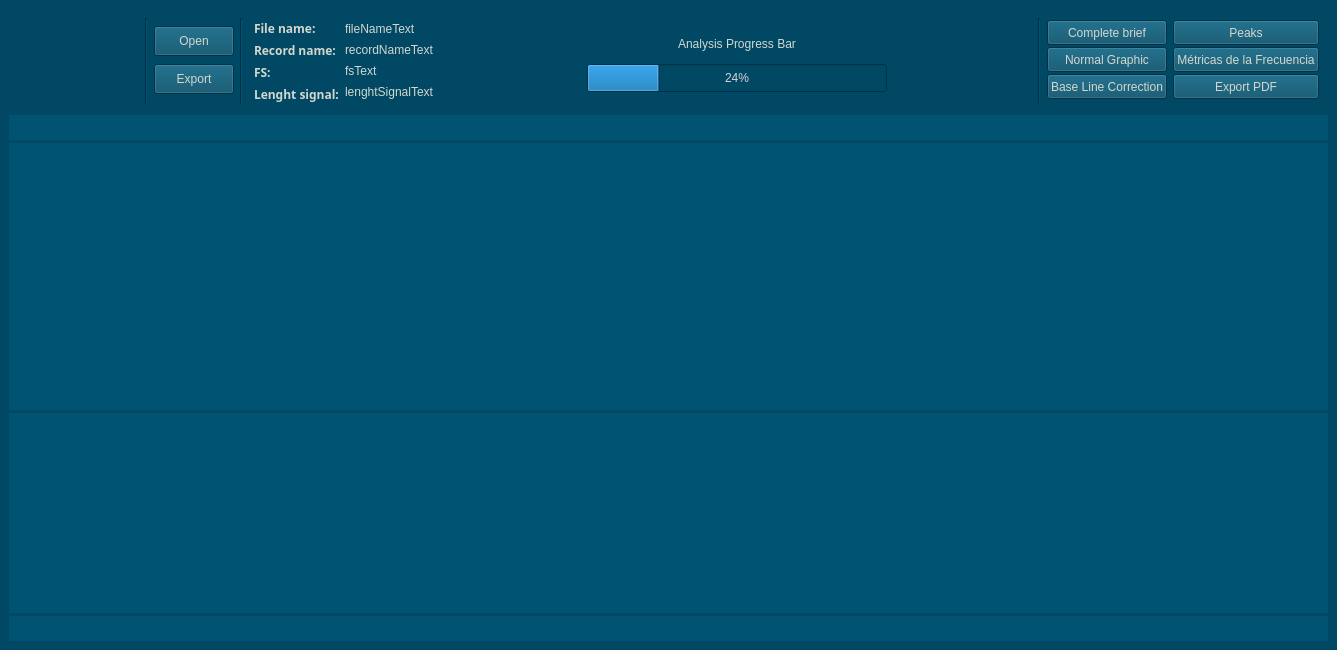
First picture: the form in interfaz.ui, repository LicethYaneth/HRV-QT, before the edit.
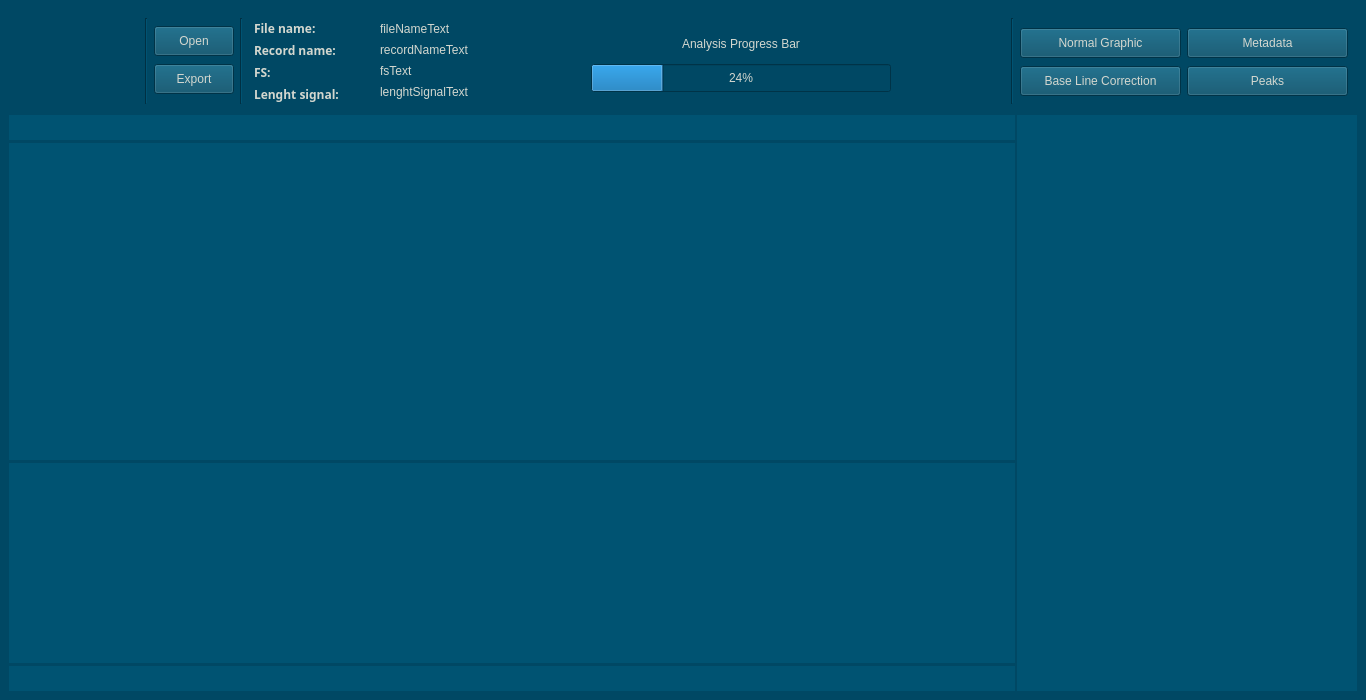
Second picture: the form after the edit. Icons and pictures are not drawn.

Commit message: new widget de metricas

The edit to the form file:
```diff
--- a/interfaz.ui
+++ b/interfaz.ui
@@ -6,8 +6,8 @@
    <rect>
     <x>0</x>
     <y>0</y>
-    <width>1337</width>
-    <height>650</height>
+    <width>1366</width>
+    <height>700</height>
    </rect>
   </property>
   <property name="sizePolicy">
@@ -180,7 +180,7 @@
             <widget class="QLabel" name="fileNameLabel">
              <property name="minimumSize">
               <size>
-               <width>0</width>
+               <width>120</width>
                <height>20</height>
               </size>
              </property>
@@ -206,7 +206,7 @@
             <widget class="QLabel" name="recordNameLabel">
              <property name="minimumSize">
               <size>
-               <width>0</width>
+               <width>120</width>
                <height>20</height>
               </size>
              </property>
@@ -232,7 +232,7 @@
             <widget class="QLabel" name="fsLabel">
              <property name="minimumSize">
               <size>
-               <width>0</width>
+               <width>120</width>
                <height>20</height>
               </size>
              </property>
@@ -258,7 +258,7 @@
             <widget class="QLabel" name="lenghtSignalLabel">
              <property name="minimumSize">
               <size>
-               <width>0</width>
+               <width>120</width>
                <height>20</height>
               </size>
              </property>
@@ -504,46 +504,12 @@
            <property name="spacing">
             <number>0</number>
            </property>
-           <item>
-            <widget class="QPushButton" name="completeBrief">
-             <property name="minimumSize">
-              <size>
-               <width>0</width>
-               <height>25</height>
-              </size>
-             </property>
-             <property name="maximumSize">
-              <size>
-               <width>16777215</width>
-               <height>25</height>
-              </size>
-             </property>
-             <property name="cursor">
-              <cursorShape>PointingHandCursor</cursorShape>
-             </property>
-             <property name="autoFillBackground">
-              <bool>false</bool>
-             </property>
-             <property name="styleSheet">
-              <string notr="true">border-color: rgb(101, 98, 138);</string>
-             </property>
-             <property name="text">
-              <string>Complete brief</string>
-             </property>
-             <property name="default">
-              <bool>false</bool>
-             </property>
-             <property name="flat">
-              <bool>false</bool>
-             </property>
-            </widget>
-           </item>
            <item>
             <widget class="QPushButton" name="normalGraphic">
              <property name="minimumSize">
               <size>
-               <width>0</width>
-               <height>25</height>
+               <width>161</width>
+               <height>30</height>
               </size>
              </property>
              <property name="maximumSize">
@@ -570,8 +536,8 @@
              </property>
              <property name="minimumSize">
               <size>
-               <width>0</width>
-               <height>25</height>
+               <width>161</width>
+               <height>30</height>
               </size>
              </property>
              <property name="maximumSize">
@@ -607,12 +573,46 @@
            <property name="rightMargin">
             <number>0</number>
            </property>
+           <item>
+            <widget class="QPushButton" name="metadata">
+             <property name="minimumSize">
+              <size>
+               <width>161</width>
+               <height>30</height>
+              </size>
+             </property>
+             <property name="maximumSize">
+              <size>
+               <width>16777215</width>
+               <height>25</height>
+              </size>
+             </property>
+             <property name="cursor">
+              <cursorShape>PointingHandCursor</cursorShape>
+             </property>
+             <property name="autoFillBackground">
+              <bool>false</bool>
+             </property>
+             <property name="styleSheet">
+              <string notr="true">border-color: rgb(101, 98, 138);</string>
+             </property>
+             <property name="text">
+              <string>Metadata</string>
+             </property>
+             <property name="default">
+              <bool>false</bool>
+             </property>
+             <property name="flat">
+              <bool>false</bool>
+             </property>
+            </widget>
+           </item>
            <item>
             <widget class="QPushButton" name="RPeaks">
              <property name="minimumSize">
               <size>
-               <width>0</width>
-               <height>25</height>
+               <width>161</width>
+               <height>30</height>
               </size>
              </property>
              <property name="maximumSize">
@@ -629,50 +629,6 @@
              </property>
             </widget>
            </item>
-           <item>
-            <widget class="QPushButton" name="frequencyMetrics">
-             <property name="minimumSize">
-              <size>
-               <width>0</width>
-               <height>25</height>
-              </size>
-             </property>
-             <property name="maximumSize">
-              <size>
-               <width>16777215</width>
-               <height>25</height>
-              </size>
-             </property>
-             <property name="cursor">
-              <cursorShape>PointingHandCursor</cursorShape>
-             </property>
-             <property name="text">
-              <string>Métricas de la Frecuencia</string>
-             </property>
-            </widget>
-           </item>
-           <item>
-            <widget class="QPushButton" name="pdfExport">
-             <property name="minimumSize">
-              <size>
-               <width>0</width>
-               <height>25</height>
-              </size>
-             </property>
-             <property name="maximumSize">
-              <size>
-               <width>16777215</width>
-               <height>25</height>
-              </size>
-             </property>
-             <property name="cursor">
-              <cursorShape>PointingHandCursor</cursorShape>
-             </property>
-             <property name="text">
-              <string>Export PDF</string>
-             </property>
-            </widget>
-           </item>
           </layout>
          </item>
         </layout>
@@ -680,6 +636,8 @@
       </item>
      </layout>
     </item>
+    <item>
+     <layout class="QHBoxLayout" name="layoutVenganas">
     <item>
      <layout class="QVBoxLayout" name="ventanaGraficas">
       <property name="spacing">
@@ -778,6 +736,52 @@
         <property name="styleSheet">
          <string notr="true">background-color: rgb(0, 83, 114);</string>
         </property>
+         </widget>
+        </item>
+       </layout>
+      </item>
+      <item>
+       <widget class="QScrollArea" name="scrollMetricas">
+        <property name="minimumSize">
+         <size>
+          <width>300</width>
+          <height>0</height>
+         </size>
+        </property>
+        <property name="maximumSize">
+         <size>
+          <width>340</width>
+          <height>16777215</height>
+         </size>
+        </property>
+        <property name="styleSheet">
+         <string notr="true"/>
+        </property>
+        <property name="frameShape">
+         <enum>QFrame::NoFrame</enum>
+        </property>
+        <property name="lineWidth">
+         <number>0</number>
+        </property>
+        <property name="horizontalScrollBarPolicy">
+         <enum>Qt::ScrollBarAlwaysOff</enum>
+        </property>
+        <property name="widgetResizable">
+         <bool>true</bool>
+        </property>
+        <widget class="QWidget" name="metricasEspacios">
+         <property name="geometry">
+          <rect>
+           <x>0</x>
+           <y>0</y>
+           <width>340</width>
+           <height>582</height>
+          </rect>
+         </property>
+         <property name="styleSheet">
+          <string notr="true">background-color: rgb(0, 83, 114);</string>
+         </property>
+        </widget>
        </widget>
       </item>
      </layout>
```
Left out of the diff: 10 changed lines with no effect on the pictures. Lines whose indentation alone changed are shown as unchanged. The commit also changes 1 other file.
